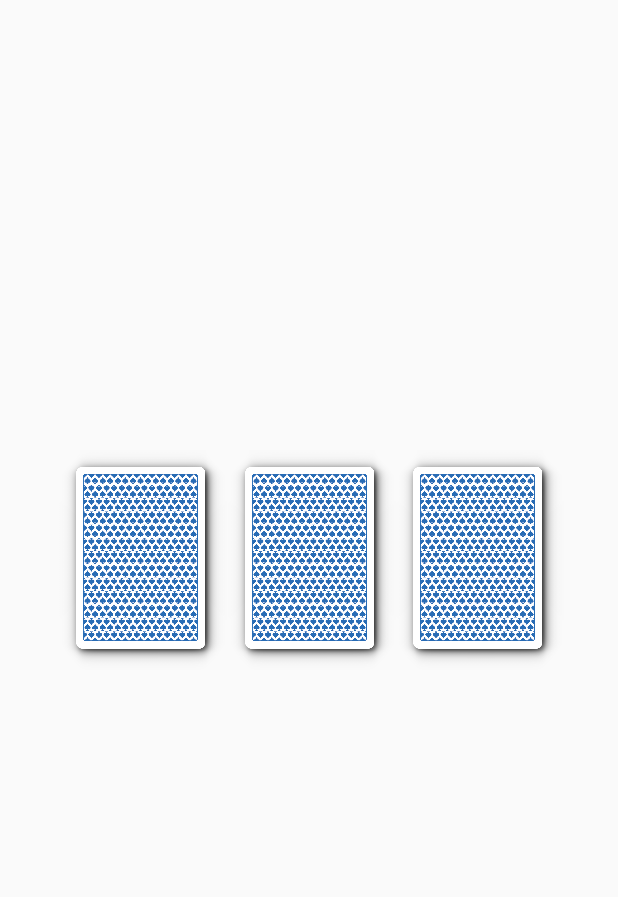
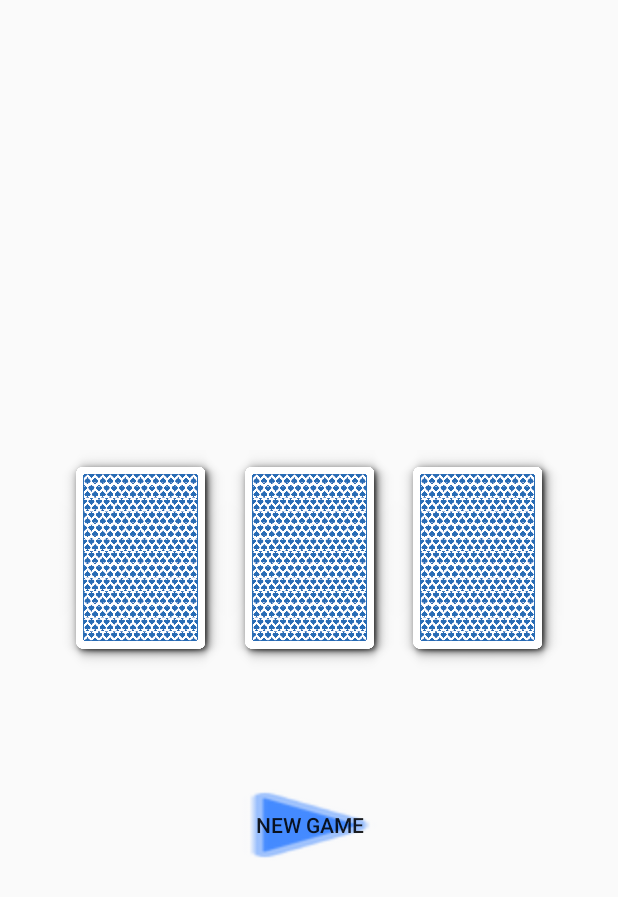
Before and after one commit to ToniTani/DinoApp, an Android app: the screen it shows after launch (GameActivity), on a phone screen of 412 x 824 dp. Shown: the top 897 px of the screen. Run offline under Robolectric (Android 15) with nearby library versions, the phone set to English and light mode, and no system bars; Roboto replaces fonts that are not available here.

Commit message:
button for new game

```diff
--- a/app/src/main/java/com/example/dinoapp/GameActivity.java
+++ b/app/src/main/java/com/example/dinoapp/GameActivity.java
@@ -21,24 +21,36 @@ public class GameActivity extends AppCompatActivity {
     ImageView left, middle, right;
     List<Integer> cards;
 
+    Button newGame;
+
 
     @Override
     protected void onCreate(Bundle savedInstanceState) {
         super.onCreate(savedInstanceState);
         setContentView(R.layout.activity_game);
 
-        right = (ImageView) findViewById(R.id.right);
-        left = (ImageView) findViewById(R.id.left);
-        middle = (ImageView) findViewById(R.id.middle);
+        right = findViewById(R.id.right);
+        left = findViewById(R.id.left);
+        middle = findViewById(R.id.middle);
 
-
+        newGame = findViewById(R.id.newGameButton);
 
         cards = new ArrayList<>();
         cards.add(107);
         cards.add(207);
         cards.add(407);
+        Collections.shuffle(cards);
 
-        Collections.shuffle(cards);
+        newGame.setOnClickListener(new View.OnClickListener() {
+            @Override
+            public void onClick(View v) {
+                Collections.shuffle(cards);
+
+                left.setImageResource(R.drawable.card_back);
+                middle.setImageResource(R.drawable.card_back);
+                right.setImageResource(R.drawable.card_back);
+            }
+        });
 
         left.setOnClickListener(new View.OnClickListener() {
             @Override
@@ -93,7 +105,6 @@ public class GameActivity extends AppCompatActivity {
                 }
                 if(cards.get(2) == 107) {
                     right.setImageResource(R.drawable.spade);
-                    Toast.makeText(GameActivity.this, "You Won!", Toast.LENGTH_SHORT).show();
                 } else if (cards.get(2) == 207) {
                     right.setImageResource(R.drawable.happy);
                 } else if (cards.get(2) == 407) {
@@ -132,8 +143,4 @@ public class GameActivity extends AppCompatActivity {
         });
 
     }
-    public void assignImages ()
-    {
-
-    }
 }
--- a/app/src/main/res/layout/activity_game.xml
+++ b/app/src/main/res/layout/activity_game.xml
@@ -44,4 +44,25 @@
         app:layout_constraintTop_toTopOf="parent"
         app:srcCompat="@drawable/card_back" />
 
+    <Button
+        android:id="@+id/newGameButton"
+        style="@style/Widget.AppCompat.Button"
+        android:layout_width="125dp"
+        android:layout_height="64dp"
+        android:layout_marginStart="161dp"
+        android:layout_marginTop="68dp"
+        android:layout_marginEnd="162dp"
+        android:layout_marginBottom="211dp"
+        android:background="@android:drawable/ic_media_play"
+        android:backgroundTint="#448AFF"
+        android:backgroundTintMode="src_in"
+        android:text="New Game"
+        app:icon="@android:drawable/ic_media_play"
+        app:layout_constraintBottom_toBottomOf="parent"
+        app:layout_constraintEnd_toEndOf="parent"
+        app:layout_constraintHorizontal_bias="0.486"
+        app:layout_constraintStart_toStartOf="parent"
+        app:layout_constraintTop_toBottomOf="@+id/middle"
+        app:layout_constraintVertical_bias="0.0" />
+
 </androidx.constraintlayout.widget.ConstraintLayout>
```
